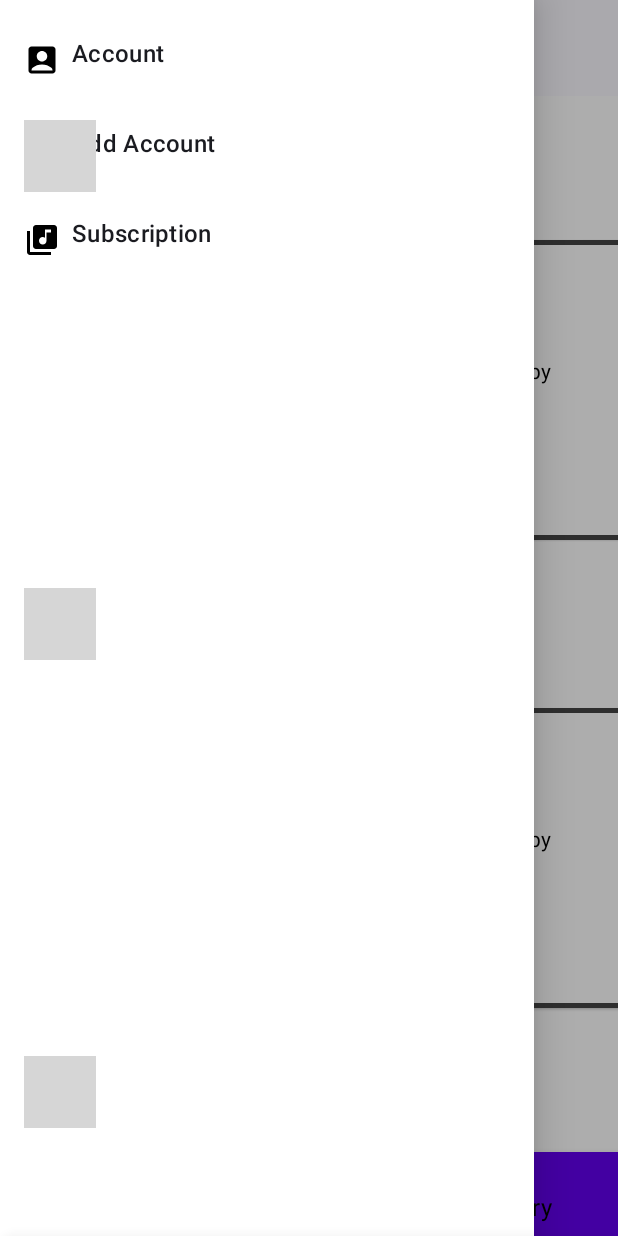
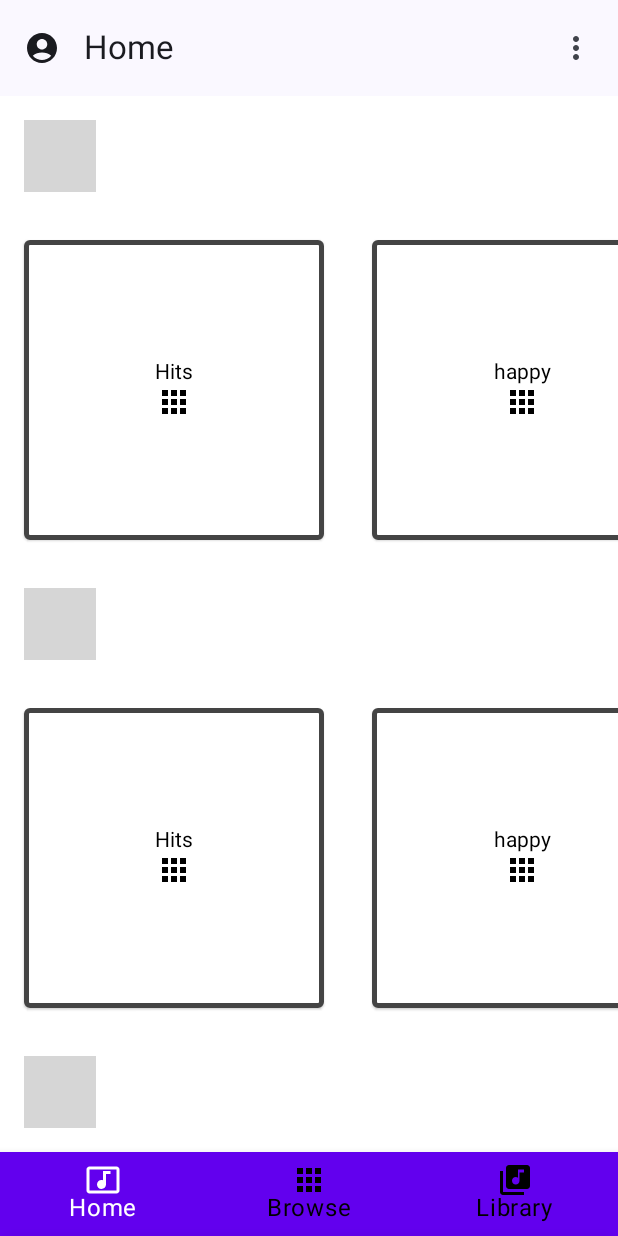
Before and after one commit to Ayushrai2005/Music_App, an Android app built with Jetpack Compose: the screen it shows after launch (MainActivity), after a tap on an icon or button, on a phone screen of 412 x 824 dp. Run offline under Robolectric (Android 15) with nearby library versions, the phone set to English and light mode, and no system bars; 1 other tap on this screen came first; grey boxes are pictures that could not be loaded.

```diff
--- a/app/src/main/java/com/ayush/musicapp/ui/theme/MainView.kt
+++ b/app/src/main/java/com/ayush/musicapp/ui/theme/MainView.kt
@@ -31,6 +31,7 @@ import androidx.compose.material3.Icon
 import androidx.compose.material3.IconButton
 import androidx.compose.material3.MaterialTheme
 import androidx.compose.material.Scaffold
+import androidx.compose.material.icons.filled.MoreVert
 import androidx.compose.material3.Text
 import androidx.compose.material3.TopAppBar
 import androidx.compose.material3.rememberModalBottomSheetState
@@ -137,6 +138,20 @@ fun MainView(){
             bottomBar = bottomBar,
             topBar = {
                 TopAppBar(title = { Text(title.value)},
+                    actions = {
+                              IconButton(
+                                  onClick = {
+                                      scope.launch {
+                                          if(modalSheetState.isVisible)
+                                              modalSheetState.hide()
+                                          else
+                                              modalSheetState.show()
+                                      }
+                                  }
+                              ) {
+                                    Icon(imageVector = Icons.Default.MoreVert, contentDescription = "Null")
+                              }
+                    },
                     navigationIcon = { IconButton(onClick = {
                         //Open a Drawer
                         scope.launch {
@@ -226,6 +241,22 @@ fun MoreBottomSheet(modifier : Modifier){
                 )
                 Text(text = "Settings", fontSize = 20.sp , color = Color.White)
             }
+
+            Row (modifier = Modifier.padding(16.dp)){
+                Icon(modifier = Modifier.padding(end = 8.dp) ,
+                    painter = painterResource(id = R.drawable.ic_baseline_share_24),
+                    contentDescription = "Share"
+                )
+                Text(text = "Share", fontSize = 20.sp , color = Color.White)
+            }
+
+            Row (modifier = Modifier.padding(16.dp)){
+                Icon(modifier = Modifier.padding(end = 8.dp) ,
+                    painter = painterResource(id = R.drawable.ic_help_green),
+                    contentDescription = "Help"
+                )
+                Text(text = "Help", fontSize = 20.sp , color = Color.White)
+            }
         }
     }
 }
```
